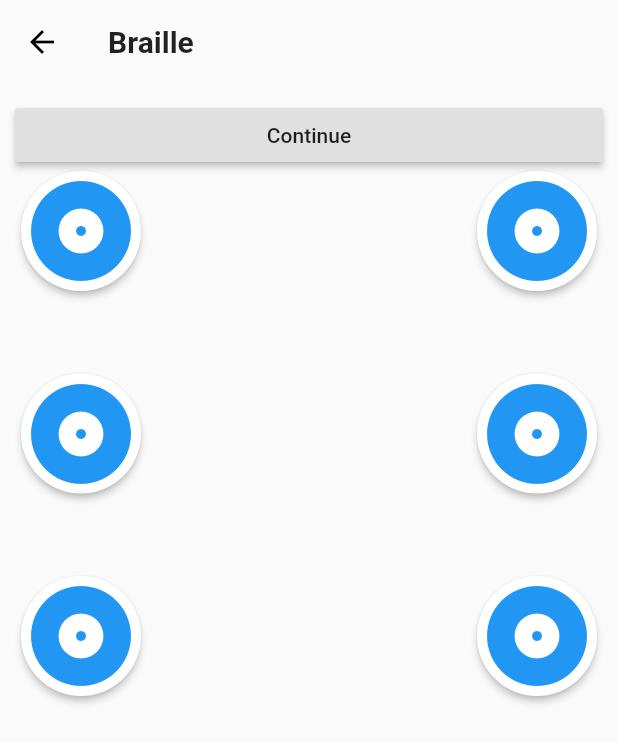
After one commit to utkarsh867/brielle, a Flutter app: the MyHomePage screen opened directly, after a tap on "Test", on a phone screen of 412 x 824 dp. The commit adds this screen. Shown: the top 743 px of the screen. Run offline on Flutter 3.47's test engine with Material 2 defaults, Android fonts, the phone set to English and light mode, and no system bars; our stand-ins replace vibration; missing offline and left inert: audioplayer, speech_recognition; Roboto replaces fonts that are missing (Raleway).

Commit message:
Merging new changes

```diff
--- /dev/null
+++ b/app/braille/lib/components/braille_board.dart
@@ -0,0 +1,38 @@
+import 'package:flutter/material.dart';
+
+import 'vibrate_button.dart';
+
+class BrailleBoard extends StatelessWidget {
+  final List<bool> vibrationButtonPattern;
+  BrailleBoard(this.vibrationButtonPattern);
+
+  @override
+  Widget build(BuildContext context) {
+    // TODO: implement build
+    return Container(
+      height: 350,
+      width: 200,
+      child: Row(
+        mainAxisAlignment: MainAxisAlignment.spaceBetween,
+        children: <Widget>[
+          Column(
+            mainAxisAlignment: MainAxisAlignment.spaceBetween,
+            children: <Widget>[
+              VibrateButton(vibrationButtonPattern[0]),
+              VibrateButton(vibrationButtonPattern[2]),
+              VibrateButton(vibrationButtonPattern[4])
+            ],
+          ),
+          Column(
+            mainAxisAlignment: MainAxisAlignment.spaceBetween,
+            children: <Widget>[
+              VibrateButton(vibrationButtonPattern[1]),
+              VibrateButton(vibrationButtonPattern[3]),
+              VibrateButton(vibrationButtonPattern[5])
+            ],
+          )
+        ],
+      ),
+    );
+  }
+}
--- a/app/braille/lib/components/vibrate_button.dart
+++ b/app/braille/lib/components/vibrate_button.dart
@@ -1,5 +1,7 @@
 import 'package:flutter/material.dart';
 import 'package:vibration/vibration.dart';
+
+
 
 class VibrateButton extends StatelessWidget{
   final vib;
--- a/app/braille/lib/pages/Home.dart
+++ b/app/braille/lib/pages/Home.dart
@@ -4,6 +4,7 @@ import 'dart:convert';
 import 'package:speech_recognition/speech_recognition.dart';
 import 'package:braille_1/functions/letterLogic.dart';
 import 'braille_letter.dart';
+import 'test.dart';
 
 class MyHomePage extends StatefulWidget {
   MyHomePage({Key key, this.title}) : super(key: key);
@@ -110,12 +111,21 @@ class _MyHomePageState extends State<MyHomePage> {
               onPressed: () {
                 if (_speechRecognitionAvailable && !_isListening) {
                   start();
-                } else {
-                  activateSpeechRecognizer();
                 }
               },
               child: Text('Listen'),
             ),
+            RaisedButton(
+              onPressed: () {
+                Navigator.push(
+                  context,
+                  MaterialPageRoute(
+                    builder: (context) => Test(0, 0, widget.title),
+                  ),
+                );
+              },
+              child: Text('Test'),
+            )
           ],
         ),
       ),
--- /dev/null
+++ b/app/braille/lib/pages/test.dart
@@ -0,0 +1,69 @@
+import 'package:flutter/material.dart';
+import 'dart:math';
+
+
+import 'package:braille_1/components/braille_board.dart';
+import 'package:braille_1/functions/letterLogic.dart';
+import 'Home.dart';
+
+class Test extends StatefulWidget {
+  int qno, score;
+  String title;
+  static var rng = new Random();
+
+  //Letters letterPattern = Letters(letter);
+  Test(this.qno, this.score, this.title);
+  List<bool> vibrationButtonPattern =
+      Letters(String.fromCharCode(rng.nextInt(26) + 65).toString())
+          .vibrationButtonPattern;
+
+  @override
+  State<StatefulWidget> createState() {
+    // TODO: implement createState
+    return _Test();
+  }
+}
+
+class _Test extends State<Test> {
+  var rng = new Random();
+  @override
+  Widget build(BuildContext context) {
+    // TODO: implement build
+    return Scaffold(
+      appBar: AppBar(
+        title: Text(
+          widget.title,
+          style: TextStyle(fontWeight: FontWeight.bold),
+        ),
+        elevation: 0,
+      ),
+      body: Container(
+        margin: EdgeInsets.all(10.0),
+        child: ListView(
+          children: <Widget>[
+            RaisedButton(
+              onPressed: () {
+                setState(() {
+                  widget.qno++;
+                  widget.vibrationButtonPattern = Letters(
+                          String.fromCharCode(rng.nextInt(26) + 65).toString())
+                      .vibrationButtonPattern;
+                });
+                if (widget.qno > 5) {
+                  Navigator.push(
+                    context,
+                    MaterialPageRoute(
+                      builder: (context) => MyHomePage(title: widget.title),
+                    ),
+                  );
+                }
+              },
+              child: Text('Continue'),
+            ),
+            BrailleBoard(widget.vibrationButtonPattern)
+          ],
+        ),
+      ),
+    );
+  }
+}
```
Also changed, not shown: app/braille/lib/pages/braille_letter.dart (+2 -26 lines).
